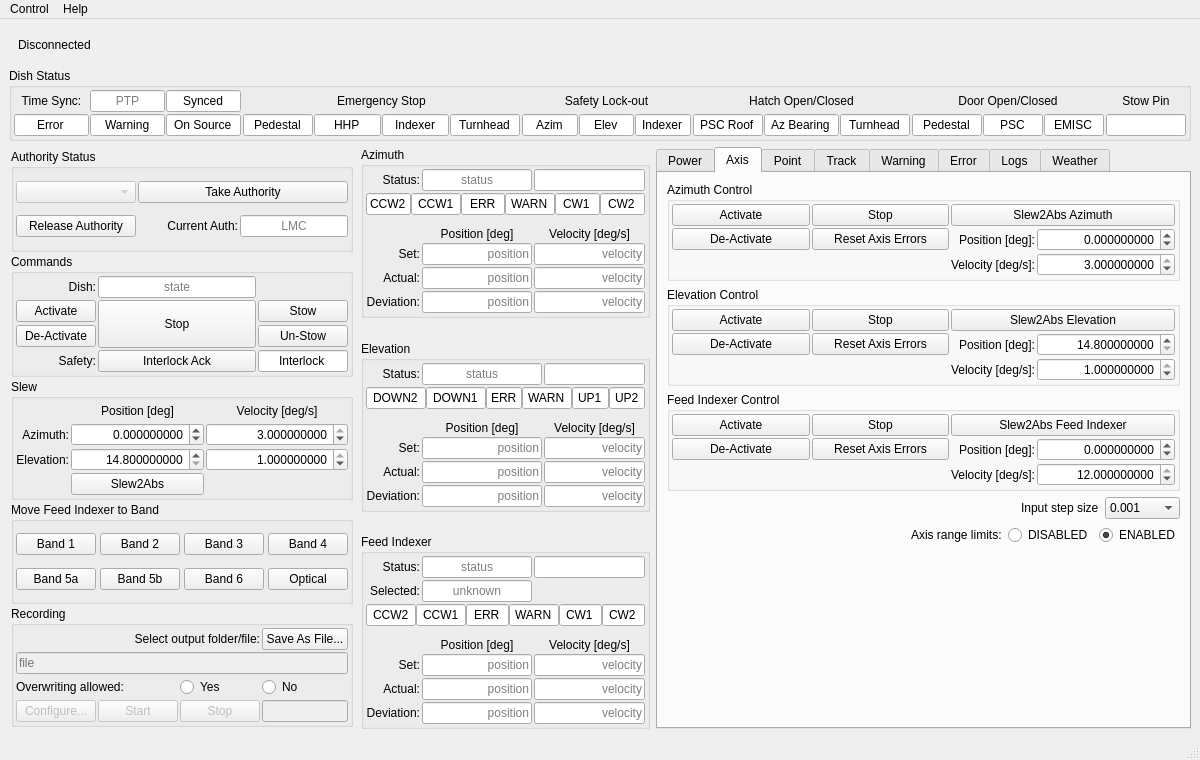
This is src/ska_mid_disq/ui/dishstructure_mvc.ui in ska-telescope/ska-mid-dish-qualification as Qt 5 draws it before an edit. The edited form follows.
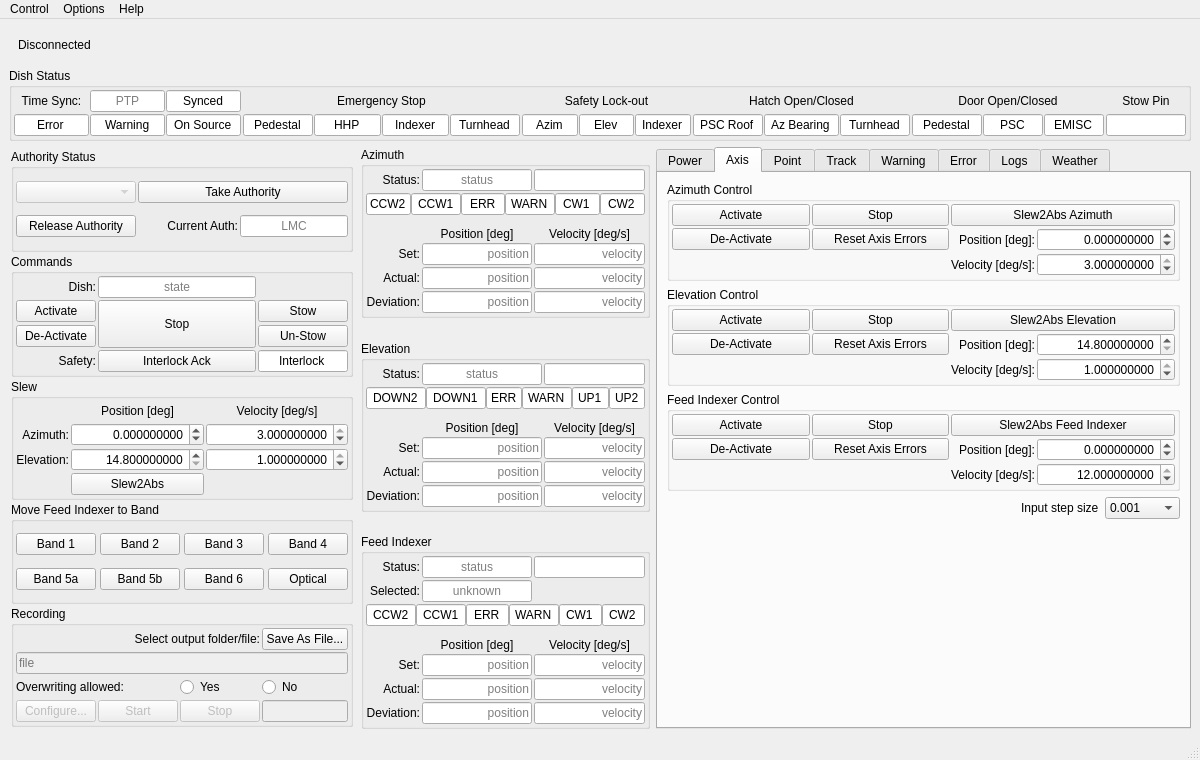
This is the edited form. The open tabs and pages were chosen to show the change. Custom widgets are drawn as their Qt base class.

Commit message: WOM-543: Add option to remove min/max limits on all inputs

```diff
--- a/src/ska_mid_disq/ui/dishstructure_mvc.ui
+++ b/src/ska_mid_disq/ui/dishstructure_mvc.ui
@@ -5898,68 +5898,6 @@
           </item>
          </layout>
         </item>
-        <item>
-         <layout class="QHBoxLayout" name="horizontalLayout_6">
-          <item>
-           <spacer name="horizontalSpacer_12">
-            <property name="orientation">
-             <enum>Qt::Horizontal</enum>
-            </property>
-            <property name="sizeHint" stdset="0">
-             <size>
-              <width>40</width>
-              <height>20</height>
-             </size>
-            </property>
-           </spacer>
-          </item>
-          <item>
-           <widget class="QLabel" name="label_36">
-            <property name="text">
-             <string>Axis range limits:</string>
-            </property>
-           </widget>
-          </item>
-          <item>
-           <widget class="QRadioButton" name="button_disable_axis_limits">
-            <property name="enabled">
-             <bool>true</bool>
-            </property>
-            <property name="layoutDirection">
-             <enum>Qt::LeftToRight</enum>
-            </property>
-            <property name="text">
-             <string>DISABLED</string>
-            </property>
-            <property name="checked">
-             <bool>false</bool>
-            </property>
-            <property name="opcua" stdset="0">
-             <string/>
-            </property>
-           </widget>
-          </item>
-          <item>
-           <widget class="QRadioButton" name="button_enable_axis_limits">
-            <property name="enabled">
-             <bool>true</bool>
-            </property>
-            <property name="layoutDirection">
-             <enum>Qt::LeftToRight</enum>
-            </property>
-            <property name="text">
-             <string>ENABLED</string>
-            </property>
-            <property name="checked">
-             <bool>true</bool>
-            </property>
-            <property name="opcua" stdset="0">
-             <string/>
-            </property>
-           </widget>
-          </item>
-         </layout>
-        </item>
         <item>
          <spacer name="verticalSpacer_3">
           <property name="orientation">
@@ -10263,7 +10201,14 @@
     <addaction name="action_about"/>
     <addaction name="action_docs"/>
    </widget>
+   <widget class="QMenu" name="menuOptions">
+    <property name="title">
+     <string>Options</string>
+    </property>
+    <addaction name="action_remove_input_limits"/>
+   </widget>
    <addaction name="menuControl"/>
+   <addaction name="menuOptions"/>
    <addaction name="menuHelp"/>
   </widget>
   <widget class="QStatusBar" name="statusbar"/>
```
Left out of the diff: 180 changed lines with no effect on the pictures. The commit also changes 2 other files.
